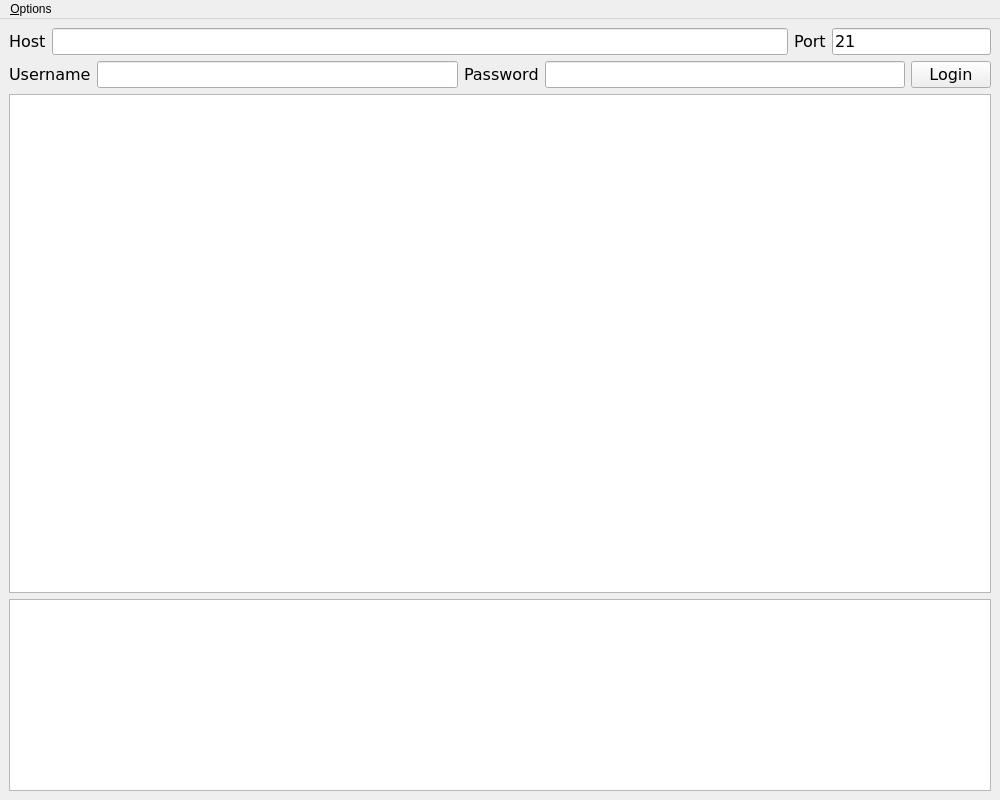
First picture: the form in window.ui, repository flosacca/FTP-client, before the edit.
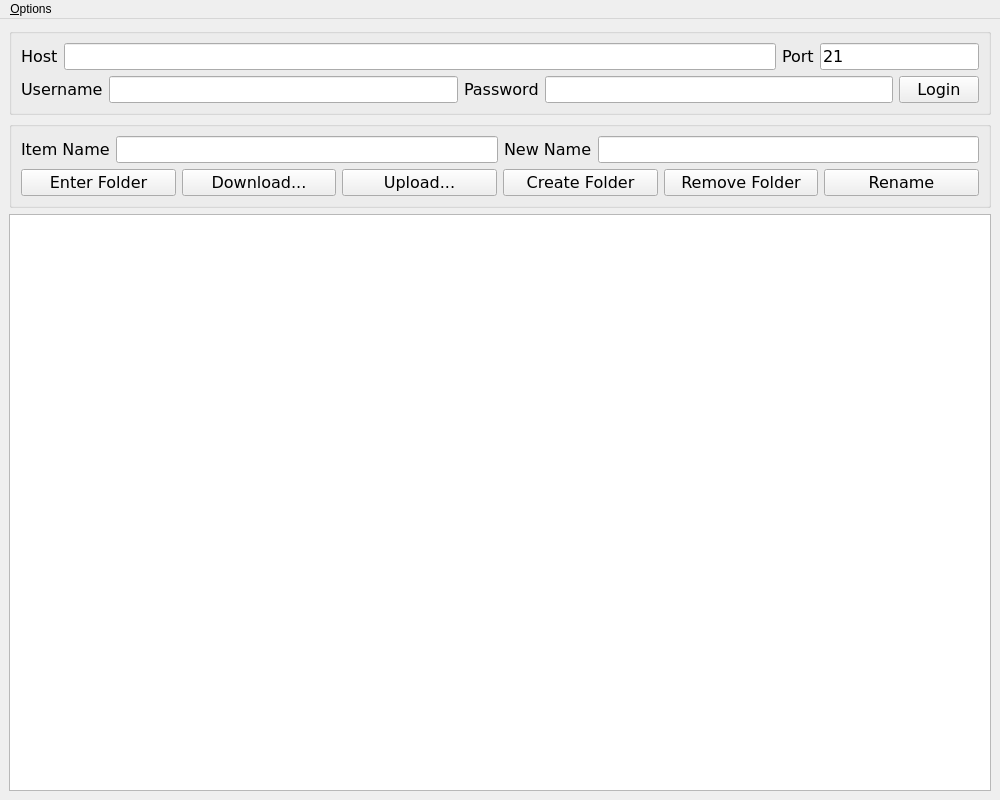
Second picture: the form after the edit.

```diff
--- a/window.ui
+++ b/window.ui
@@ -34,6 +34,12 @@
      <number>9</number>
     </property>
     <item>
+     <widget class="QGroupBox" name="groupConfig">
+      <property name="title">
+       <string/>
+      </property>
+      <layout class="QVBoxLayout" name="verticalLayout_1">
+       <item>
      <layout class="QHBoxLayout" name="layoutUri">
       <item>
        <widget class="QLabel" name="labelHost">
@@ -108,6 +114,88 @@
       </item>
      </layout>
     </item>
+      </layout>
+     </widget>
+    </item>
+    <item>
+     <widget class="QGroupBox" name="groupOperations">
+      <property name="title">
+       <string/>
+      </property>
+      <layout class="QVBoxLayout" name="verticalLayout_2">
+       <item>
+        <layout class="QHBoxLayout" name="layoutNames">
+         <item>
+          <widget class="QLabel" name="labelItemName">
+           <property name="text">
+            <string>Item Name</string>
+           </property>
+          </widget>
+         </item>
+         <item>
+          <widget class="QLineEdit" name="itemName"/>
+         </item>
+         <item>
+          <widget class="QLabel" name="labelNewName">
+           <property name="text">
+            <string>New Name</string>
+           </property>
+          </widget>
+         </item>
+         <item>
+          <widget class="QLineEdit" name="newName"/>
+         </item>
+        </layout>
+       </item>
+       <item>
+        <layout class="QHBoxLayout" name="layoutOperations">
+         <item>
+          <widget class="QPushButton" name="buttonChdir">
+           <property name="text">
+            <string>Enter Folder</string>
+           </property>
+          </widget>
+         </item>
+         <item>
+          <widget class="QPushButton" name="buttonGet">
+           <property name="text">
+            <string>Download...</string>
+           </property>
+          </widget>
+         </item>
+         <item>
+          <widget class="QPushButton" name="buttonPut">
+           <property name="text">
+            <string>Upload...</string>
+           </property>
+          </widget>
+         </item>
+         <item>
+          <widget class="QPushButton" name="buttonMkdir">
+           <property name="text">
+            <string>Create Folder</string>
+           </property>
+          </widget>
+         </item>
+         <item>
+          <widget class="QPushButton" name="buttonRmdir">
+           <property name="text">
+            <string>Remove Folder</string>
+           </property>
+          </widget>
+         </item>
+         <item>
+          <widget class="QPushButton" name="buttonRename">
+           <property name="text">
+            <string>Rename</string>
+           </property>
+          </widget>
+         </item>
+        </layout>
+       </item>
+      </layout>
+     </widget>
+    </item>
     <item>
      <widget class="QTableView" name="index">
       <property name="showGrid">
@@ -118,19 +206,6 @@
       </attribute>
      </widget>
     </item>
-    <item>
-     <widget class="QPlainTextEdit" name="status">
-      <property name="sizePolicy">
-       <sizepolicy hsizetype="Expanding" vsizetype="Preferred">
-        <horstretch>0</horstretch>
-        <verstretch>0</verstretch>
-       </sizepolicy>
-      </property>
-      <property name="readOnly">
-       <bool>true</bool>
-      </property>
-     </widget>
-    </item>
    </layout>
   </widget>
   <widget class="QMenuBar" name="menubar">
```
Left out of the diff: 12 changed lines with no effect on the pictures. Lines whose indentation alone changed are shown as unchanged.
